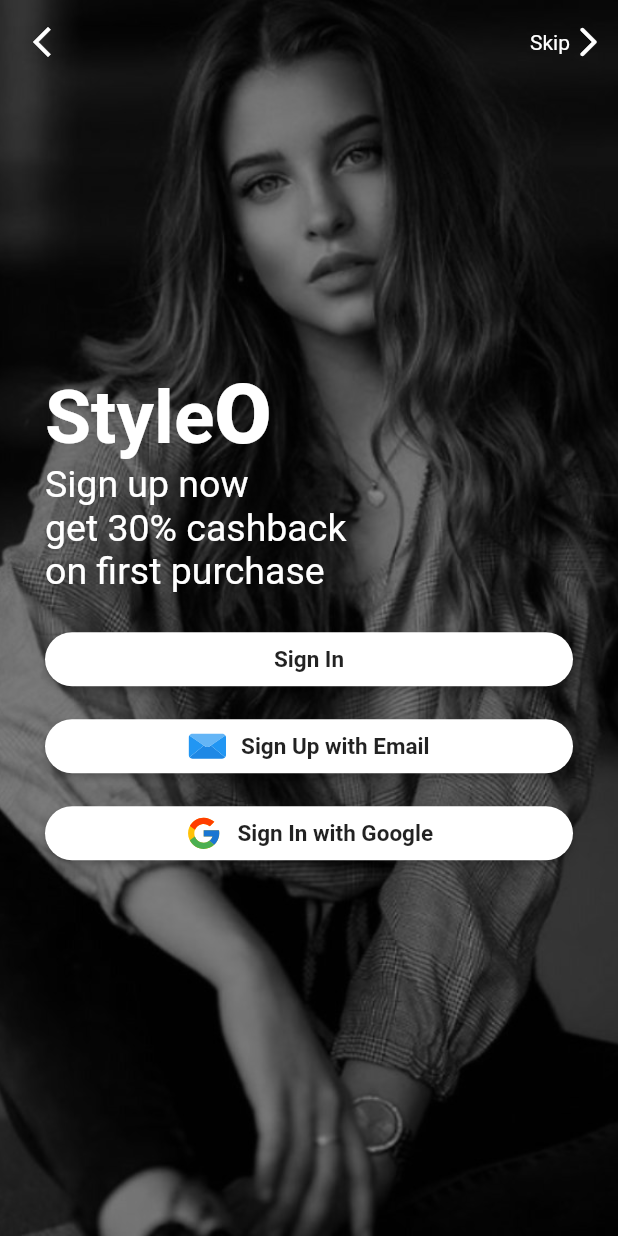
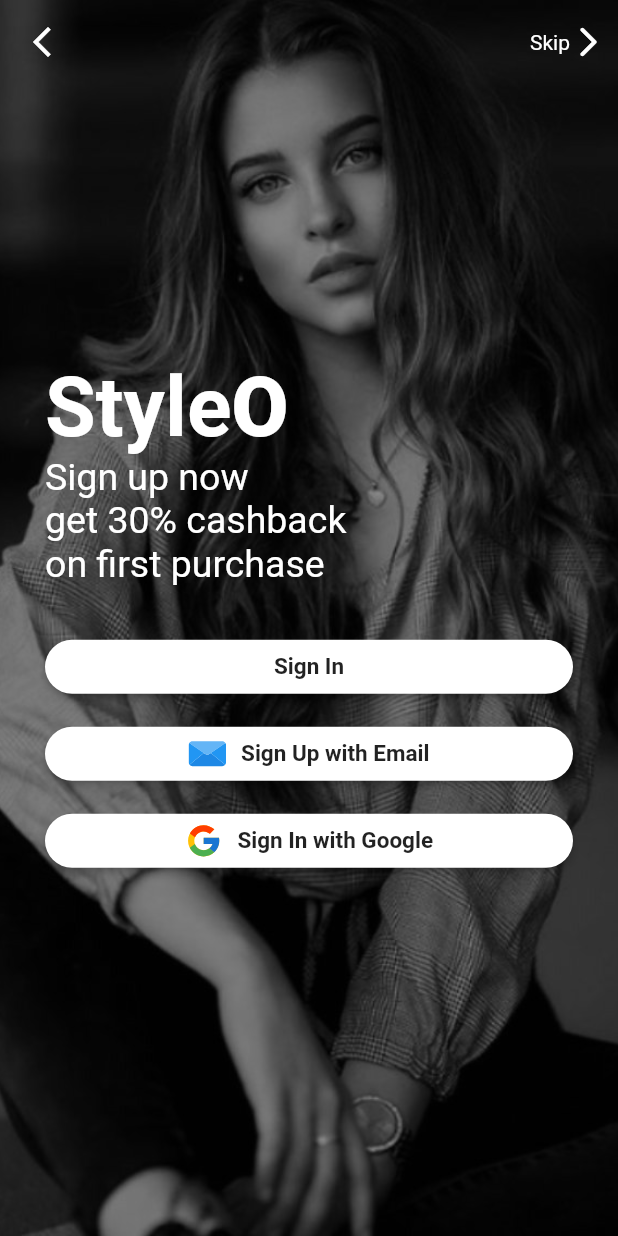
Before and after one commit to hammadparveez/style_on_app, a Flutter app: the screen it shows after launch, after a tap on "Let's Explore", on a phone screen of 412 x 824 dp. Run offline on Flutter 3.47's test engine with Material 2 defaults, Android fonts, the phone set to English and light mode, and no system bars; our stand-ins replace animate_do, bottom_navy_bar, carousel_slider, cloud_firestore, dots_indicator, extended_image and 10 more; accounts and stored records are empty.

Commit message:
refactoring ui code

```diff
--- a/lib/exports/ui_exports.dart
+++ b/lib/exports/ui_exports.dart
@@ -18,3 +18,4 @@
 export "package:style_on_app/ui/auth/components/email_textfield.dart";
 export "package:style_on_app/ui/auth/components/auth_appbar.dart";
 export "package:style_on_app/ui/base_widgets/product_container.dart";
+export "package:style_on_app/ui/base_widgets/scrollable_with_size.dart";
--- a/lib/exports/utils_export.dart
+++ b/lib/exports/utils_export.dart
@@ -2,3 +2,4 @@
 export "package:style_on_app/utils/constants/app_strings.dart";
 export "package:style_on_app/utils/extensions/ext.dart";
 export "package:style_on_app/utils/helpers.dart";
+export "package:style_on_app/utils/constants/style.dart";
--- a/lib/ui/app/app.dart
+++ b/lib/ui/app/app.dart
@@ -3,6 +3,7 @@
 import 'package:flutter/painting.dart';
 import 'package:style_on_app/exports.dart';
 import "package:style_on_app/exports/ui_exports.dart";
+import 'package:style_on_app/utils/constants/style.dart';
 
 final navigatorKey = GlobalKey<NavigatorState>();
 
@@ -31,28 +32,15 @@
             ),
           ),
         ),
-        textTheme: const TextTheme(
-          headline1: TextStyle(
-            fontSize: 50,
-            fontWeight: FontWeight.w600,
-            color: Colors.white,
-          ),
-          headline2: TextStyle(
-            fontSize: 35,
-            color: Colors.white,
-          ),
-          headline3: TextStyle(
-            fontSize: 25,
-            color: Colors.white,
-          ),
-          bodyText1:
-              TextStyle(color: Colors.white, fontWeight: FontWeight.w500),
-          subtitle2: TextStyle(
-            height: 1.2,
-            overflow: TextOverflow.ellipsis,
-            fontSize: 13,
-            fontWeight: FontWeight.w400,
-          ),
+        textTheme: TextTheme(
+          headline1: biggestBTextStyle,
+          headline2: bigBTextStyle,
+          headline3: bigBTextStyle.copyWith(fontSize: kfont25),
+          bodyText1: defaultTextStyle,
+          subtitle2: smallestBTextStyle.copyWith(
+              // height: 1.2,
+              // overflow: TextOverflow.ellipsis,
+              ),
         ),
         textButtonTheme: TextButtonThemeData(
             style: ButtonStyle(
--- a/lib/ui/auth/auth_main.dart
+++ b/lib/ui/auth/auth_main.dart
@@ -6,42 +6,49 @@
 
   @override
   Widget build(BuildContext context) {
+    const styleOTitle = StyleOTitleWidget();
+
+    final signUpText = Text(
+      AppStrings.signUpDesc,
+      style: Theme.of(context).textTheme.headline3,
+    );
+
+    final signInBtn = FullWidthIconButton(
+      onTap: () => Navigator.of(context).pushNamed(Routes.home),
+      text: const Text(AppStrings.signIn),
+    );
+
+    final signUpBtn = FullWidthIconButton(
+        onTap: () => Navigator.of(context).pushNamed(Routes.signUp),
+        icon: SvgPicture.asset(ImagePaths.emailISvgIcon, width: kValue25),
+        text: const Text(AppStrings.signInWithEmail));
+
+    final googleSignInBtn = FullWidthIconButton(
+        onTap: () {},
+        icon: SvgPicture.asset(ImagePaths.googleIcon, width: kValue25),
+        text: const Text(AppStrings.signInwithGoogle));
+
+    //Main View
     return ScaffoldWithImage(
       bgImgPath: ImagePaths.authMainImg,
       appBar: AuthAppBarWidget(
-        onSkipPress: () {
-          navigatorKey.currentState?.pushNamed(Routes.home);
-        },
+        onSkipPress: () => navigatorKey.currentState?.pushNamed(Routes.home),
       ),
       body: Column(
         mainAxisAlignment: MainAxisAlignment.center,
         crossAxisAlignment: CrossAxisAlignment.start,
         children: [
-          const StyleOTitleWidget(),
-          Text(AppStrings.signUpDesc,
-              style: Theme.of(context).textTheme.headline3),
-          const SizedBox(height: 20),
+          styleOTitle,
+          signUpText,
+          largeVrtSpacer,
           Column(
             children: [
-              FractionallySizedBox(
-                widthFactor: 1,
-                child: ElevatedButton(
-                  onPressed: () {
-                    Navigator.of(context).pushNamed(Routes.home);
-                  },
-                  child: Text("Sign In"),
-                ),
-              ),
-              const SizedBox(height: 10),
-              FullWidthIconButton(
-                  onTap: () => Navigator.of(context).pushNamed(Routes.signUp),
-                  icon: SvgPicture.asset(ImagePaths.emailISvgIcon, width: 25),
-                  text: const Text(AppStrings.signInWithEmail)),
-              const SizedBox(height: 10),
-              FullWidthIconButton(
-                  onTap: () {},
-                  icon: SvgPicture.asset(ImagePaths.googleIcon, width: 25),
-                  text: const Text(AppStrings.signInwithGoogle)),
+              mediumVrtSpacer,
+              signInBtn,
+              mediumVrtSpacer,
+              signUpBtn,
+              mediumVrtSpacer,
+              googleSignInBtn,
             ],
           ),
         ],
--- a/lib/ui/auth/components/auth_appbar.dart
+++ b/lib/ui/auth/components/auth_appbar.dart
@@ -1,28 +1,29 @@
-
 import 'package:style_on_app/exports.dart';
 
 class AuthAppBarWidget extends AppBar {
-  final VoidCallback onSkipPress;
+  final VoidCallback? onSkipPress;
   final VoidCallback? onBackPress;
   AuthAppBarWidget({
     Key? key,
-    required this.onSkipPress,
+    this.onSkipPress,
     this.onBackPress,
   }) : super(
           key: key,
           backgroundColor: Colors.transparent,
           leading: IconButton(
               onPressed: () => onBackPress ?? navigatorKey.currentState?.pop(),
-              icon: Icon(Icons.arrow_back_ios_new)),
+              icon: const Icon(Icons.arrow_back_ios_new)),
           elevation: 0,
-          actions: [
+          actions: onSkipPress == null
+              ? null
+              : [
                   TextButton(
                       style: const ButtonStyle(
                           tapTargetSize: MaterialTapTargetSize.shrinkWrap),
                       onPressed: onSkipPress,
                       child: Row(
                         children: const [
-                    Text("Skip"),
+                          Text(AppStrings.skip),
                           Icon(Icons.arrow_forward_ios_rounded),
                         ],
                       ))
--- a/lib/ui/detail_page/product_detail_page.dart
+++ b/lib/ui/detail_page/product_detail_page.dart
@@ -123,7 +123,6 @@
                           color: Color(0xFF888888),
                           fontWeight: FontWeight.w600),
                     ),
-
                     collapsed: const SizedBox(),
                     expanded: Text(
                       "${widget.model.desc}",
@@ -146,7 +145,7 @@
                   ),
                 ),
                 SizedBox(
-                  height: context.h(.3),
+                  height: context.h(.35),
                   child: ListView.builder(
                     scrollDirection: Axis.horizontal,
                     itemCount: 6,
--- a/lib/ui/on_board/on_board.dart
+++ b/lib/ui/on_board/on_board.dart
@@ -1,4 +1,3 @@
-
 import 'package:style_on_app/exports.dart';
 
 class OnBoard extends StatelessWidget {
@@ -6,64 +5,73 @@
 
   @override
   Widget build(BuildContext context) {
+    const spacer = Spacer();
+    const title = Expanded(
+      child: Align(
+        alignment: Alignment.bottomLeft,
+        child: StyleOTitleWidget(),
+      ),
+    );
+    final exploreText = Text(
+      AppStrings.letsExplorDesc,
+      style: Theme.of(context).textTheme.headline2,
+    );
+
+    final expandedTitleAndBtn = Expanded(
+      flex: 2,
+      child: Column(
+        crossAxisAlignment: CrossAxisAlignment.start,
+        children: [
+          exploreText,
+          spacer,
+          FractionallySizedBox(
+            widthFactor: 1,
+            alignment: Alignment.bottomCenter,
+            child: _buildAnimatedButton(context),
+          ),
+          largeVrtSpacer,
+        ],
+      ),
+    );
+    //Entire View
     return ScaffoldWithImage(
       bgImgPath: ImagePaths.onBoardImg,
       body: Column(
         crossAxisAlignment: CrossAxisAlignment.start,
         children: [
-          const Expanded(
-            child: Align(
-              alignment: Alignment.bottomLeft,
-              child: StyleOTitleWidget(),
+          title,
+          largestVrtSpacer,
+          expandedTitleAndBtn,
+        ],
       ),
-          ),
-          const SizedBox(height: 30),
-          Expanded(
-            flex: 2,
-            child: Column(
-              crossAxisAlignment: CrossAxisAlignment.start,
-              children: [
-                Text(AppStrings.letsExplorDesc,
-                    style: Theme.of(context).textTheme.headline2),
-                const Spacer(),
-                FractionallySizedBox(
-                  widthFactor: 1,
-                  alignment: Alignment.bottomCenter,
-                  child: ElevatedButton(
-                      onPressed: () =>
-                          Navigator.of(context).pushNamed(Routes.auth),
+    );
+  }
+
+  ElevatedButton _buildAnimatedButton(BuildContext context) {
+    return ElevatedButton(
+        onPressed: () => Navigator.of(context).pushNamed(Routes.auth),
         child: Row(
           mainAxisAlignment: MainAxisAlignment.center,
           children: [
             const Text(AppStrings.letsExplore),
-                          const SizedBox(width: 8),
+            smallVrtSpacer,
             Flexible(
-                            child:
-                                LayoutBuilder(builder: (context, constraints) {
-                              final halfWidthOfBtn = constraints.maxWidth / 2;
-                              return MirrorAnimation<Offset>(
+              child: LayoutBuilder(builder: (context, constraints) {
+                return _buildBtnAnimation(constraints.maxWidth / 2);
+              }),
+            ),
+          ],
+        ));
+  }
+
+  Widget _buildBtnAnimation(double halfWidth) => MirrorAnimation<Offset>(
         curve: Curves.easeInOutQuad,
-                                  tween: Tween(
-                                      begin: const Offset(0, 0),
-                                      end: Offset(halfWidthOfBtn, 0.0)),
+        tween: Tween(begin: const Offset(0, 0), end: Offset(halfWidth, 0.0)),
         builder: (context, child, offset) {
           return Transform.translate(
             offset: offset,
-                                      child: const Icon(
-                                          Icons.arrow_forward_rounded),
+            child: const Icon(Icons.arrow_forward_rounded),
           );
-                                  });
-                            }),
-                          ),
-                        ],
-                      )),
-                ),
-                const SizedBox(height: 30),
-              ],
-            ),
-          ),
-        ],
-      ),
+        },
       );
 }
-}
--- a/lib/utils/constants/app_strings.dart
+++ b/lib/utils/constants/app_strings.dart
@@ -1,6 +1,7 @@
 class AppStrings {
   static const home = "Home";
   static const notifications = "Notifications";
+  static const skip = "Skip";
   static const favorite= "Favorite";
   static const settings = "Settings";
   static const profile= "Profile";
@@ -11,6 +12,7 @@
   static const style = "Style";
   static const O = "O";
   static const signIn = "Sign In";
+  static const signUp = "Sign Up";
   static const createAccount = "Create an Account";
   static const enterEmail = "Enter a Email";
   static const enterPassword = "Enter a Password";
@@ -19,7 +21,8 @@
   static const signInWithEmail = "Sign Up with Email";
   static const forgetPassword = "Forget Password?";
   static const rememberMe = "Remember me";
-  static const alreadyHaveAccount = "Already have an account?";
+  static const alreadyHaveAccount = "Already have an account? Sign In";
+
   static const dontHaveAccount = "Don't have an account? Create Account";
   static const signUpDesc = "Sign up now\nget 30% cashback\non first purchase";
 }
--- /dev/null
+++ b/lib/utils/constants/style.dart
@@ -0,0 +1,90 @@
+import 'package:style_on_app/exports.dart';
+
+
+  //font sizes
+   const double kfontSmallest = 12.5;
+   const double kfont14 = 14;
+   const double kfont16 = 16;
+   const double kfont18 = 18;
+   const double kfont20 = 20;
+   const double kfont25 = 25;
+   const double kfont35 = 35;
+   const double kfontLarge = 50;
+   const double kfontLargest = 55;
+
+  //Values
+   const double kValue8 = 8;
+   const double kValue10 = 10;
+   const double kValue20 = 20;
+   const double kValue25 = 25;
+   const double kValue30 = 30;
+   const double kValue35 = 35;
+
+  //Padding
+   const double kPaddingDefault = 8;
+   const double kPadding10 = 10;
+   const double kPadding20 = 20;
+
+  //Colors
+   const kThemeColor = Color(0xFF3D3D3D);
+   const kWhiteColor = Color(0xFFFFFFFF);
+   const kLightGrey = Color(0xFFE6E6E6);
+   const kMedGrey = Color(0xFFBBBBBB);
+   const kDarkGrey = Color(0xFF949494);
+   const kDarkestGrey = Color(0xFF4D4D4D);
+   const kLightRed = Color(0xFFFF6A6A);
+   const kMedRed = Color(0xFFFA4F4F);
+   const kDarkRed = Color(0xFFF82E2E);
+
+  //Widgets
+  //Vertical Spacers
+   const smallVrtSpacer =  SizedBox(height: kValue8);
+   const mediumVrtSpacer =  SizedBox(height: kValue10);
+   const largeVrtSpacer =  SizedBox(height: kValue20);
+   const largestVrtSpacer =  SizedBox(height: kValue30);
+  //Horizontal Spacers
+   const smallHztSpacer =  SizedBox(width: kValue8);
+   const mediumHztSpacer =  SizedBox(width: kValue10);
+   const largeHztSpacer =  SizedBox(width: kValue20);
+   const largestHztSpacer =  SizedBox(width: kValue30);
+
+  //TextStyles
+   const smallestTextStyle = TextStyle(
+    fontSize: kfontSmallest,
+    color: kDarkGrey,
+  );
+   const smallestBTextStyle = TextStyle(
+    fontSize: kfontSmallest,
+    color: kDarkGrey,
+    fontWeight: FontWeight.w600,
+  );
+   const defaultTextStyle = TextStyle(
+    color: kDarkestGrey,
+  );
+   const defaultBTextStyle = TextStyle(
+    color: kDarkestGrey,
+    fontWeight: FontWeight.w600,
+  );
+   const medTextStyle = TextStyle(
+    fontSize: kfont16,
+    color: kDarkestGrey,
+  );
+   const medBTextStyle = TextStyle(
+    fontSize: kfont16,
+    color: kDarkestGrey,
+    fontWeight: FontWeight.w600,
+  );
+   const bigBTextStyle = TextStyle(
+    fontSize: kfont35,
+    color: kWhiteColor,
+  );
+   const biggerBTextStyle = TextStyle(
+    fontSize: kfontLarge,
+    color: kWhiteColor,
+    fontWeight: FontWeight.w600,
+  );
+   const biggestBTextStyle = TextStyle(
+    fontSize: kfontLargest,
+    color: kWhiteColor,
+    fontWeight: FontWeight.w600,
+  );
```
Also changed, not shown: lib/ui/auth/sign_in/sign_in.dart (+45 -41 lines), lib/ui/auth/sign_up/sign_up.dart (+62 -38 lines), lib/ui/base_widgets/scrollable_with_size.dart (added, +15 -0 lines). Lines whose indentation alone changed are shown as unchanged.
